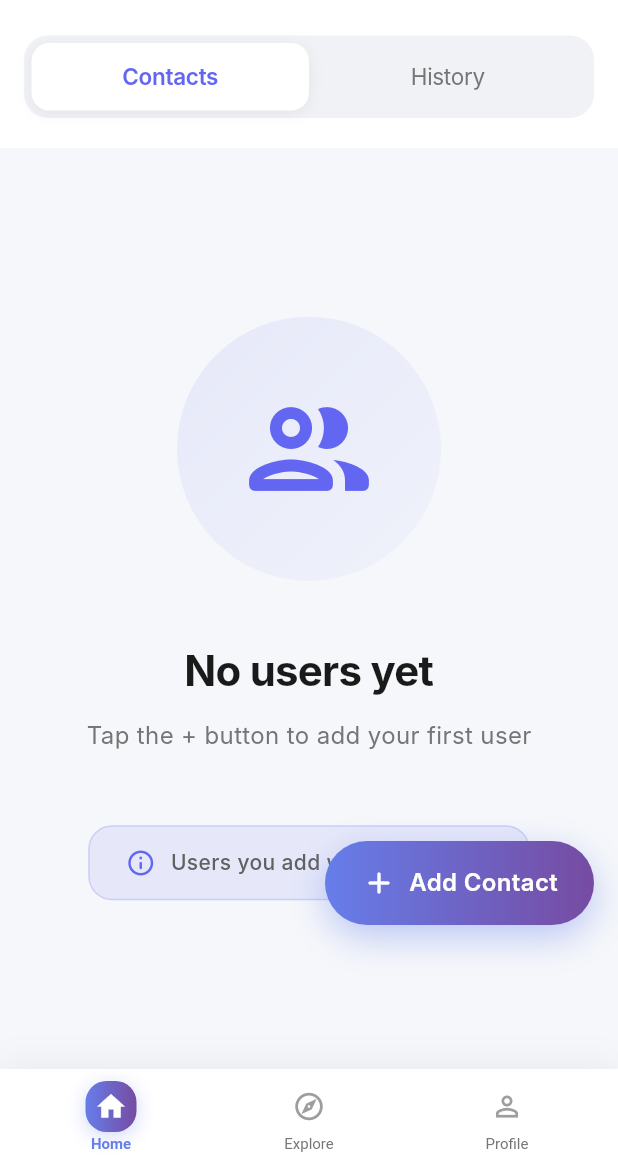
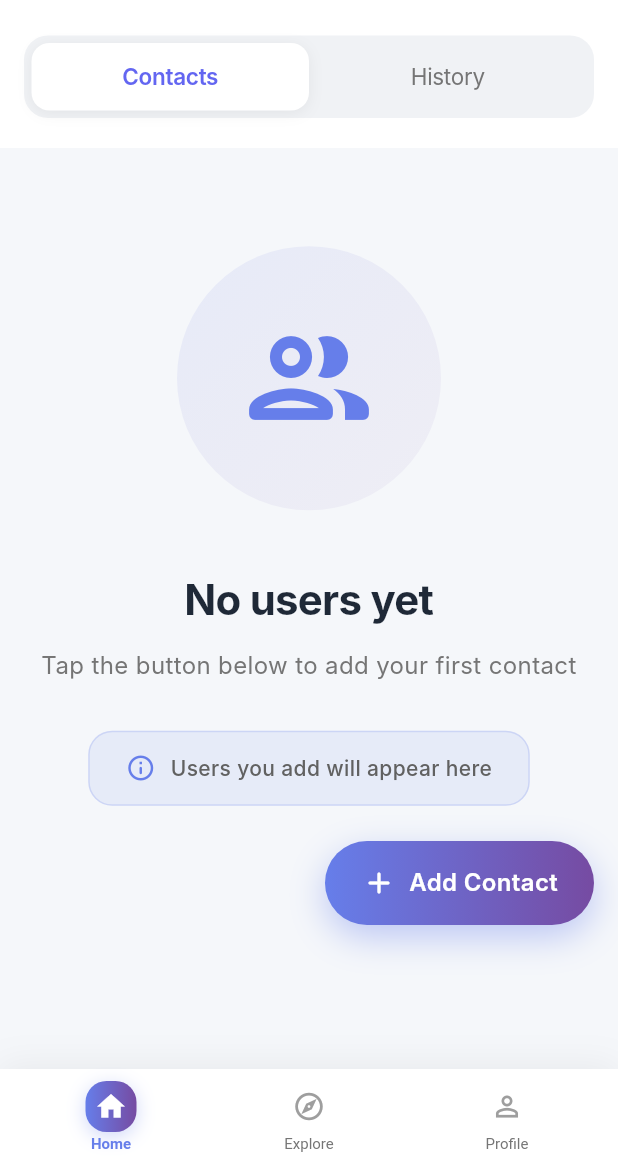
Before and after one commit to utsavhingar22/chat-application, a Flutter app: the screen it shows after launch, on a phone screen of 412 x 824 dp, the part 71-1236 px from its top. Run offline on Flutter 3.47's test engine with Material 3 defaults, Android fonts, the phone set to English and light mode, and no system bars; Roboto replaces fonts that are missing (Inter).

Commit message:
Users List Tab Changes

```diff
--- a/lib/views/users_list_tab.dart
+++ b/lib/views/users_list_tab.dart
@@ -26,17 +26,25 @@ class _UsersListTabState extends State<UsersListTab> {
     final users = widget.userController.users;
 
     if (users.isEmpty) {
-      return Center(
+      return SingleChildScrollView(
+        controller: widget.scrollController,
+        child: ConstrainedBox(
+          constraints: BoxConstraints(
+            minHeight: MediaQuery.of(context).size.height - 200,
+          ),
+          child: Padding(
+            padding: const EdgeInsets.symmetric(horizontal: 20),
             child: Column(
               mainAxisAlignment: MainAxisAlignment.center,
               children: [
+                const SizedBox(height: 60),
                 Container(
                   padding: const EdgeInsets.all(40),
                   decoration: BoxDecoration(
                     gradient: LinearGradient(
                       colors: [
-                    const Color(0xFF6366F1).withOpacity(0.1),
-                    const Color(0xFF818CF8).withOpacity(0.05),
+                        const Color(0xFF667EEA).withOpacity(0.1),
+                        const Color(0xFF764BA2).withOpacity(0.05),
                       ],
                       begin: Alignment.topLeft,
                       end: Alignment.bottomRight,
@@ -46,7 +54,7 @@ class _UsersListTabState extends State<UsersListTab> {
                   child: const Icon(
                     Icons.people_outline_rounded,
                     size: 96,
-                color: Color(0xFF6366F1),
+                    color: Color(0xFF667EEA),
                   ),
                 ),
                 const SizedBox(height: 40),
@@ -55,53 +63,60 @@ class _UsersListTabState extends State<UsersListTab> {
                   style: TextStyle(
                     fontSize: 28,
                     fontWeight: FontWeight.bold,
-                color: Color(0xFF1A1A1A),
+                    color: Color(0xFF1F2937),
                     letterSpacing: -0.5,
                   ),
                 ),
                 const SizedBox(height: 12),
                 Text(
-              'Tap the + button to add your first user',
+                  'Tap the button below to add your first contact',
+                  textAlign: TextAlign.center,
                   style: TextStyle(
                     fontSize: 16,
                     color: Colors.grey[600],
                   ),
                 ),
-            const SizedBox(height: 48),
+                const SizedBox(height: 32),
                 Container(
                   padding: const EdgeInsets.symmetric(horizontal: 24, vertical: 14),
                   decoration: BoxDecoration(
-                color: const Color(0xFF6366F1).withOpacity(0.1),
+                    color: const Color(0xFF667EEA).withOpacity(0.1),
                     borderRadius: BorderRadius.circular(16),
                     border: Border.all(
-                  color: const Color(0xFF6366F1).withOpacity(0.2),
+                      color: const Color(0xFF667EEA).withOpacity(0.2),
                       width: 1,
                     ),
                   ),
                   child: Row(
                     mainAxisSize: MainAxisSize.min,
                     children: [
-                  Icon(Icons.info_outline_rounded, color: const Color(0xFF6366F1), size: 20),
+                      Icon(Icons.info_outline_rounded, color: const Color(0xFF667EEA), size: 20),
                       const SizedBox(width: 10),
-                  Text(
+                      Flexible(
+                        child: Text(
                           'Users you add will appear here',
+                          textAlign: TextAlign.center,
                           style: TextStyle(
                             fontSize: 14,
                             color: Colors.grey[700],
                             fontWeight: FontWeight.w500,
                           ),
                         ),
+                      ),
                     ],
                   ),
                 ),
+                const SizedBox(height: 180),
               ],
+            ),
+          ),
         ),
       );
     }
 
     return ListView.builder(
       controller: widget.scrollController,
-      padding: const EdgeInsets.fromLTRB(16, 16, 16, 100),
+      padding: const EdgeInsets.fromLTRB(16, 16, 16, 140),
       itemCount: users.length,
       itemBuilder: (context, index) {
         final user = users[index];
```
Lines whose indentation alone changed are shown as unchanged.
